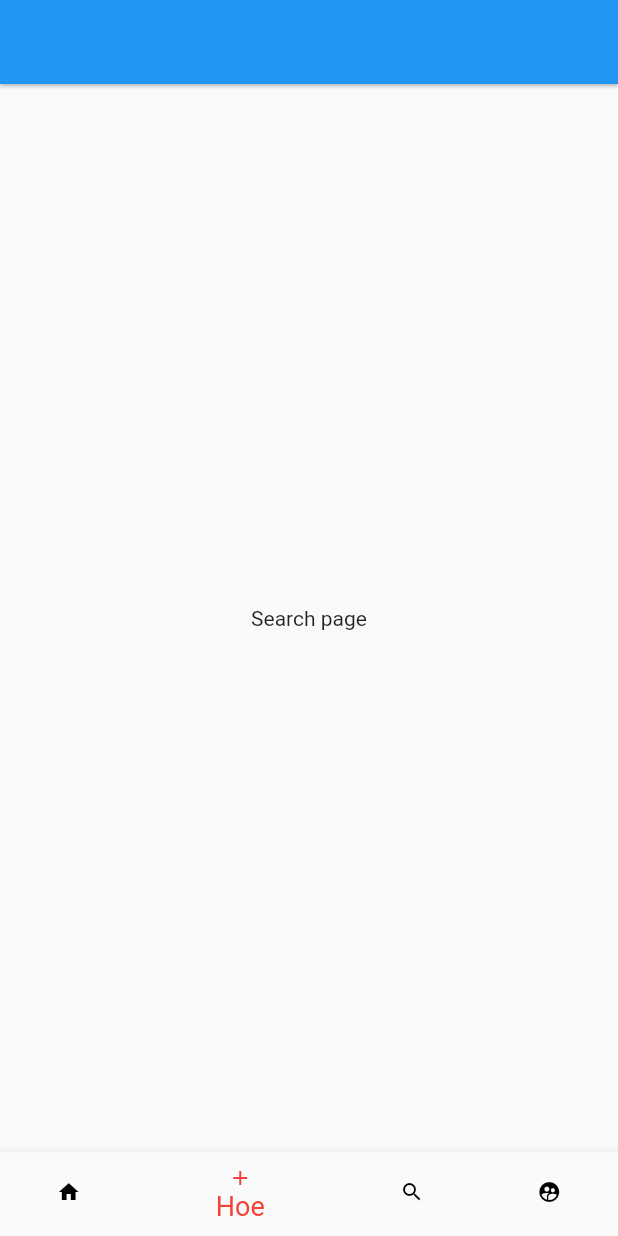
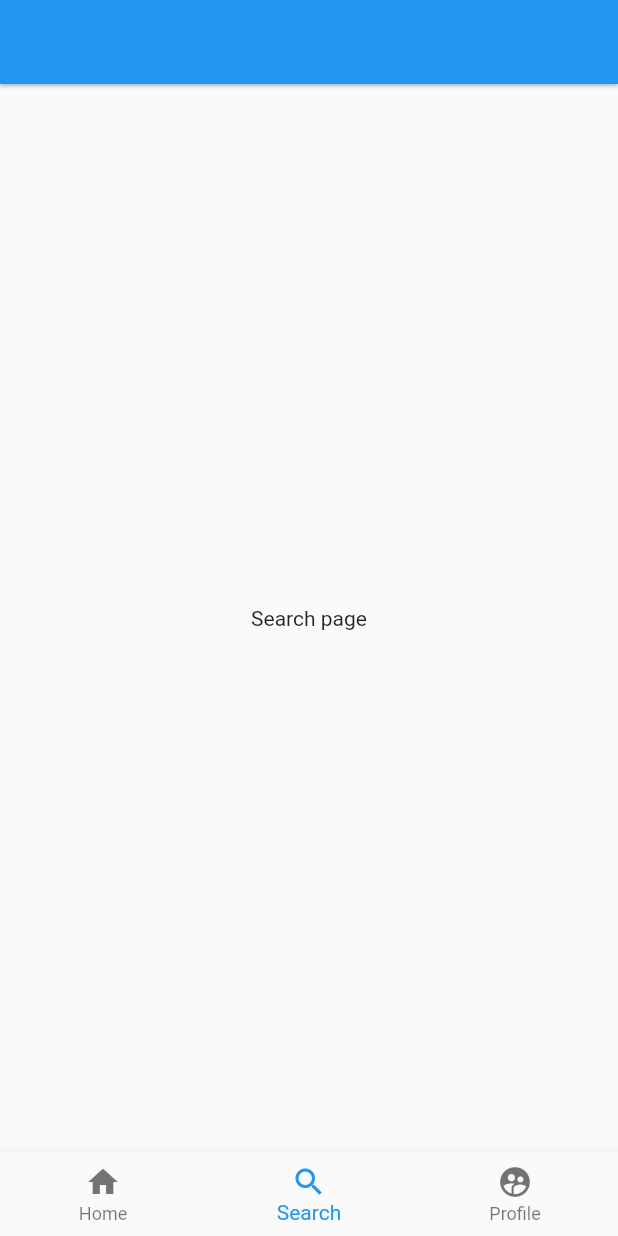
Before and after one commit to ErikaOlexandrivna/bottomNavigationBar, a Flutter app: the screen it shows after launch, on a phone screen of 412 x 824 dp. Run offline on Flutter 3.47's test engine with Material 2 defaults, Android fonts, the phone set to English and light mode, and no system bars.

Commit message:
Added comments

```diff
--- a/lib/main.dart
+++ b/lib/main.dart
@@ -18,22 +18,37 @@ class MyApp extends StatelessWidget {
   }
 }
 
+  //Головний клас
 class BottomNavigationBarApp extends StatefulWidget {
+  // Конструктор
   const BottomNavigationBarApp({super.key});
 
+
+  // Метод createState() визначається для StatefulWidget.
+  // Він викликається Flutter фреймворком для створення об'єкту State,
+  // який буде пов'язаний з цим StatefulWidget.
+  // Цей метод повинен повертати новий екземпляр класу State,
+  // який у цьому випадку є _BottomNavigationBarAppState.
   @override
   State<BottomNavigationBarApp> createState() => _BottomNavigationBarAppState();
 }
 
+
+// Клас State для BottomNavigationBarApp
+// Розширення State<BottomNavigationBarApp> означає,
+// що цей клас надає стан для віджета BottomNavigationBarApp.
 class _BottomNavigationBarAppState extends State<BottomNavigationBarApp> {
   int selectIndex = 1;
 
+
+  // Функція для обробки натискання на вкладку
   void onTapped(int index) {
     setState(() {
       selectIndex = index;
     });
   }
 
+  // Отримати віджет сторінки в залежності від індексу
   Widget getPage(int index) {
     switch (index) {
       case 0:
@@ -53,23 +68,26 @@ class _BottomNavigationBarAppState extends State<BottomNavigationBarApp> {
       appBar: AppBar(
         elevation: 1,
       ),
-      body: getPage(selectIndex),
+      body: getPage(selectIndex), // Відображення сторінки на основі обраного індексу
       bottomNavigationBar: BottomNavigationBar(
         currentIndex: selectIndex,
         onTap: onTapped,
         items: const [
           BottomNavigationBarItem(icon: Icon(Icons.home), label: 'Home'),
-          BottomNavigationBarItem(icon: Icon(Icons.add), label: 'Hoe'),
           BottomNavigationBarItem(icon: Icon(Icons.search), label: 'Search'),
           BottomNavigationBarItem(
               icon: Icon(Icons.supervised_user_circle_rounded), label: 'Profile'),
         ],
-        selectedItemColor: Colors.red,
-        unselectedItemColor: Colors.black,
-        backgroundColor: Colors.yellow,
-        iconSize: 16,
-        selectedFontSize: 18,
-        unselectedFontSize: 10,
+        // selectedItemColor: Colors.red, // змінюємо колір вибраного елемента
+        // unselectedItemColor: Colors.grey, // колір невибраних елементів
+        // backgroundColor: Colors.blue, // фон навігаційної панелі
+        // type: BottomNavigationBarType.shifting, // анімація вибраних елементів
+        // iconSize: 30, // розмір іконок
+        // elevation: 5, // висота тіні
+        // showSelectedLabels: true, // показувати мітки вибраних елементів
+        // showUnselectedLabels: false, // не показувати мітки невибраних елементів
+        // selectedFontSize: 14, // розмір шрифта для вибраних міток
+        // unselectedFontSize: 12, // розмір шрифта для невибраних міток
       ),
     );
   }
```
